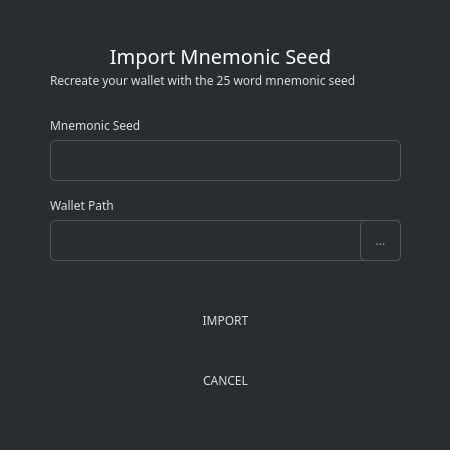
This is src/gui/ui/importseeddialog.ui in ConcealNetwork/conceal-desktop as Qt 5 draws it before an edit. The edited form follows.
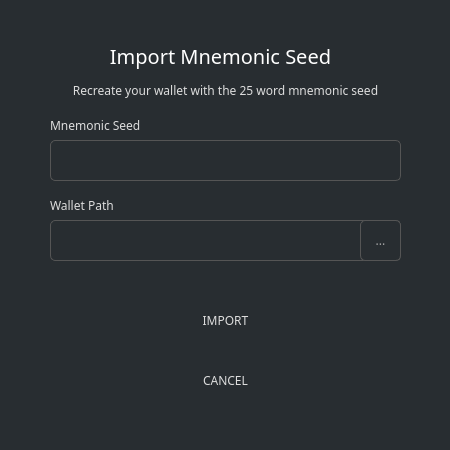
This is the edited form.

Commit message: Update import dialogs subtitle alignment

What changed in the file:
```diff
--- a/src/gui/ui/importseeddialog.ui
+++ b/src/gui/ui/importseeddialog.ui
@@ -37,7 +37,7 @@
       <x>50</x>
       <y>70</y>
       <width>351</width>
-      <height>21</height>
+      <height>41</height>
      </rect>
     </property>
     <property name="font">
@@ -51,6 +51,12 @@
     <property name="text">
      <string>Recreate your wallet with the 25 word mnemonic seed</string>
     </property>
+    <property name="alignment">
+     <set>Qt::AlignCenter</set>
+    </property>
+    <property name="wordWrap">
+     <bool>true</bool>
+    </property>
    </widget>
    <widget class="QLabel" name="label_3">
     <property name="geometry">
```
The commit also changes 5 other files.
